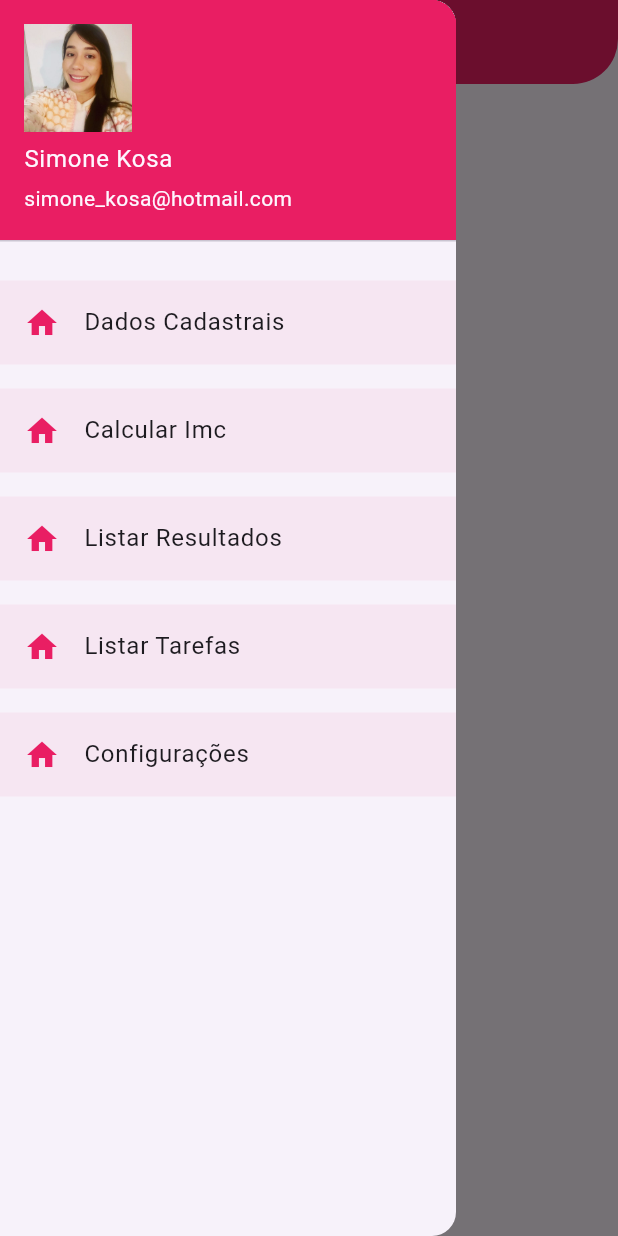
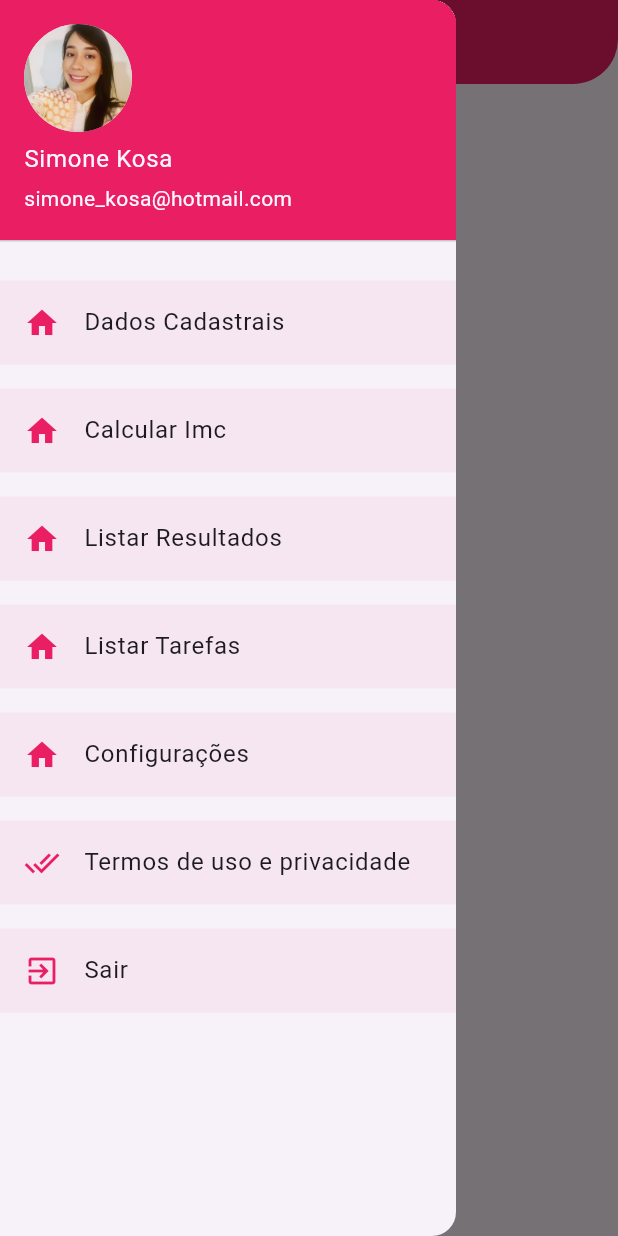
Before and after one commit to simonekosa/trilhaapp, a Flutter app: the screen it shows after launch, with the side drawer open, on a phone screen of 412 x 824 dp. Run offline on Flutter 3.47's test engine with Material 3 defaults, Android fonts, the phone set to English and light mode, and no system bars; our stand-ins replace google_fonts, logger.

Commit message:
alterações no drawer e na main page

```diff
--- /dev/null
+++ b/lib/componentes/custom_drawer.dart
@@ -0,0 +1,172 @@
+import 'package:flutter/material.dart';
+import 'package:trilhaapp/pages/login_page.dart';
+import '../pages/calcular_imc.dart';
+import '../pages/configuracoes.dart';
+import '../pages/dados_cadastrais.dart';
+import '../pages/pagina_evolucao.dart';
+import '../pages/pagina_lista_tarefas.dart';
+
+class CustomDrawer extends StatelessWidget {
+  const CustomDrawer({super.key});
+
+  @override
+  Widget build(BuildContext context) {
+    return Drawer(
+          child: ListView(
+            children: [
+              const UserAccountsDrawerHeader(
+                  decoration: BoxDecoration(color: Colors.pink),
+                  currentAccountPicture: CircleAvatar(
+                      backgroundImage: AssetImage("lib/images/userimagem.jpg")),
+                  accountName: Text("Simone Kosa"),
+                  accountEmail: Text("simone_kosa@hotmail.com")),
+              const SizedBox(
+                height: 2,
+              ),
+              const Divider(color: Colors.transparent),
+              ListTile(
+                leading: const Icon(Icons.home),
+                iconColor: Colors.pink,
+                title: const Text("Dados Cadastrais"),
+                tileColor: const Color.fromARGB(14, 233, 30, 98),
+                onTap: () {
+                  Navigator.push(
+                      context,
+                      MaterialPageRoute(
+                          builder: (context) => const DadosCadastraisPage()));
+                },
+              ),
+              const Divider(color: Colors.transparent),
+              ListTile(
+                leading: const Icon(Icons.home),
+                iconColor: Colors.pink,
+                title: const Text("Calcular Imc"),
+                tileColor: const Color.fromARGB(14, 233, 30, 98),
+                onTap: () {
+                  Navigator.push(
+                      context,
+                      MaterialPageRoute(
+                          builder: (context) => const CalcularImcPage()));
+                },
+              ),
+              const Divider(color: Colors.transparent),
+              ListTile(
+                leading: const Icon(Icons.home),
+                iconColor: Colors.pink,
+                title: const Text("Listar Resultados"),
+                tileColor: const Color.fromARGB(14, 233, 30, 98),
+                onTap: () {
+                  Navigator.push(
+                      context,
+                      MaterialPageRoute(
+                          builder: (context) => const PaginaEvolucao()));
+                },
+              ),
+              const Divider(color: Colors.transparent),
+              ListTile(
+                leading: const Icon(Icons.home),
+                iconColor: Colors.pink,
+                title: const Text("Listar Tarefas"),
+                tileColor: const Color.fromARGB(14, 233, 30, 98),
+                onTap: () {
+                  Navigator.push(
+                      context,
+                      MaterialPageRoute(
+                          builder: (context) => const ListaTarefasPage()));
+                },
+              ),
+              const Divider(color: Colors.transparent),
+              ListTile(
+                leading: const Icon(Icons.home),
+                iconColor: Colors.pink,
+                title: const Text("Configurações"),
+                tileColor: const Color.fromARGB(14, 233, 30, 98),
+                onTap: () {
+                  Navigator.push(
+                      context,
+                      MaterialPageRoute(
+                          builder: (context) => const ConfiguracoesPage()));
+                },
+              ),
+              const Divider(color: Colors.transparent),
+              ListTile(
+                leading: const Icon(Icons.done_all),
+                iconColor: Colors.pink,
+                title: const Text("Termos de uso e privacidade"),
+                tileColor: const Color.fromARGB(14, 233, 30, 98),
+                onTap: () {
+                  showModalBottomSheet(
+                    context: context,
+                    builder: (BuildContext bc){
+                        return SingleChildScrollView(
+                          child: Container(
+                            padding: const EdgeInsets.symmetric(vertical: 20, horizontal: 12),
+                            child: const Center(
+                              child: Column(
+                                crossAxisAlignment: CrossAxisAlignment.center,
+                                children: [
+                                  Text("Termos de Uso e Política de Privacidade",style: TextStyle(fontSize: 20,fontWeight: FontWeight.w700)),
+                                  Text("Ao utilizar nossos serviços, você concorda com os seguintes termos e condições. Coletamos informações pessoais, como nome, e-mail e dados de uso, para proporcionar  uma melhor experiência ao usuário. Seus dados são armazenados de forma segura e utilizados apenas para fins operacionais, aprimoramento dos nossos serviços e comunicação com você. Não compartilhamos suas informações com terceiros sem seu consentimento, exceto quando exigido por lei. Você tem o direito de acessar, corrigir ou solicitar a exclusão de seus dados pessoais a qualquer momento. Utilizamos cookies e tecnologias similares para melhorar a funcionalidade do nosso site e analisar o uso do serviço. Ao continuar a navegação, você aceita o uso dessas tecnologias. Reservamo-nos o direito de modificar estes termos a qualquer momento. Quaisquer alterações serão publicadas em nosso site e entrarão em vigor imediatamente. Recomendamos revisar periodicamente esta política para estar ciente de quaisquer mudanças. Se tiver dúvidas ou preocupações sobre nossa política de privacidade, entre em contato conosco.",textAlign: TextAlign.justify,),
+                                ],
+                              ),
+                            ),
+                          ),
+                        );
+                    }
+                    );
+                },
+              ),
+              const Divider(color: Colors.transparent),
+              ListTile(
+                leading: const Icon(Icons.exit_to_app),
+                iconColor: Colors.pink,
+                title: const Text("Sair"),
+                tileColor: const Color.fromARGB(14, 233, 30, 98),
+                onTap: () {
+                 showDialog(
+                  context: context,
+                  builder: (BuildContext bc) {
+                    return  AlertDialog(
+                      icon: const Icon(Icons.sentiment_dissatisfied,size: 45,color: Colors.white),
+                      backgroundColor: Colors.pink,
+                      title: const Text("Que Pena!",style: TextStyle(color: Colors.white)),
+                      content: const Wrap(
+                        children: [
+                            Text("Tem certeza que deseja sair?",textAlign: TextAlign.center,style: TextStyle(color: Colors.white,)),
+                        ]
+                      ),
+                                      actions: [
+                  TextButton(
+                    onPressed: () {
+                      Navigator.pushReplacement(
+                        context,
+                        MaterialPageRoute(builder: (context) => const LoginPage()),
+                      );
+                    },
+                    style: TextButton.styleFrom(
+                      backgroundColor: Colors.pink,
+                    ),
+                    child: const Text("Sim", style: TextStyle(color: Colors.white)),
+                  ),
+                  TextButton(
+                    onPressed: () {
+                      Navigator.pop(context);
+                    },
+                    style: TextButton.styleFrom(
+                      backgroundColor: Colors.grey, // Corrigido para definir a cor de fundo
+                    ),
+                    child: const Text("Não", style: TextStyle(color: Colors.white)),
+                  ),
+                ],
+                                    );
+                                  },
+                                  );
+                                },
+
+                              ),
+                            ],
+          ),
+        );
+
+  }
+}
--- a/lib/pages/main_page.dart
+++ b/lib/pages/main_page.dart
@@ -1,10 +1,7 @@
 import 'package:flutter/material.dart';
 import 'package:google_fonts/google_fonts.dart';
-import 'package:trilhaapp/pages/configuracoes.dart';
-import 'package:trilhaapp/pages/dados_cadastrais.dart';
-import 'package:trilhaapp/pages/pagina_evolucao.dart';
-import 'package:trilhaapp/pages/pagina_lista_tarefas.dart';
-import 'calcular_imc.dart';
+import '../componentes/custom_drawer.dart';
+
 
 class MainPage extends StatefulWidget {
   const MainPage({super.key});
@@ -35,86 +32,7 @@ class _MainPageState extends State<MainPage> {
             bottom: Radius.circular(30),
           )),
         ),
-        drawer: Drawer(
-          child: ListView(
-            children: [
-              UserAccountsDrawerHeader(
-                  decoration: const BoxDecoration(color: Colors.pink),
-                  currentAccountPicture: CircleAvatar(
-                      child: Image.asset("lib/images/userimagem.jpg")),
-                  accountName: const Text("Simone Kosa"),
-                  accountEmail: const Text("simone_kosa@hotmail.com")),
-              const SizedBox(
-                height: 2,
-              ),
-              const Divider(color: Colors.transparent),
-              ListTile(
-                leading: const Icon(Icons.home),
-                iconColor: Colors.pink,
-                title: const Text("Dados Cadastrais"),
-                tileColor: const Color.fromARGB(14, 233, 30, 98),
-                onTap: () {
-                  Navigator.push(
-                      context,
-                      MaterialPageRoute(
-                          builder: (context) => const DadosCadastraisPage()));
-                },
-              ),
-              const Divider(color: Colors.transparent),
-              ListTile(
-                leading: const Icon(Icons.home),
-                iconColor: Colors.pink,
-                title: const Text("Calcular Imc"),
-                tileColor: const Color.fromARGB(14, 233, 30, 98),
-                onTap: () {
-                  Navigator.push(
-                      context,
-                      MaterialPageRoute(
-                          builder: (context) => const CalcularImcPage()));
-                },
-              ),
-              const Divider(color: Colors.transparent),
-              ListTile(
-                leading: const Icon(Icons.home),
-                iconColor: Colors.pink,
-                title: const Text("Listar Resultados"),
-                tileColor: const Color.fromARGB(14, 233, 30, 98),
-                onTap: () {
-                  Navigator.push(
-                      context,
-                      MaterialPageRoute(
-                          builder: (context) => const PaginaEvolucao()));
-                },
-              ),
-              const Divider(color: Colors.transparent),
-              ListTile(
-                leading: const Icon(Icons.home),
-                iconColor: Colors.pink,
-                title: const Text("Listar Tarefas"),
-                tileColor: const Color.fromARGB(14, 233, 30, 98),
-                onTap: () {
-                  Navigator.push(
-                      context,
-                      MaterialPageRoute(
-                          builder: (context) => const ListaTarefasPage()));
-                },
-              ),
-              const Divider(color: Colors.transparent),
-              ListTile(
-                leading: const Icon(Icons.home),
-                iconColor: Colors.pink,
-                title: const Text("Configurações"),
-                tileColor: const Color.fromARGB(14, 233, 30, 98),
-                onTap: () {
-                  Navigator.push(
-                      context,
-                      MaterialPageRoute(
-                          builder: (context) => const ConfiguracoesPage()));
-                },
-              ),
-            ],
-          ),
-        ),
+        drawer: const CustomDrawer(),
       ),
     );
   }
```
